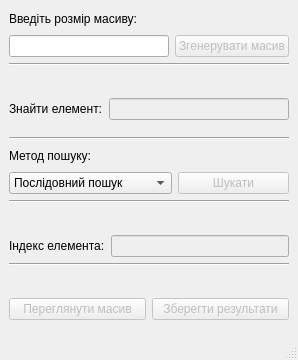
This is mainwindow.ui in NazarKharchuk/SearchInMassive as Qt 5 draws it before an edit. The edited form follows.
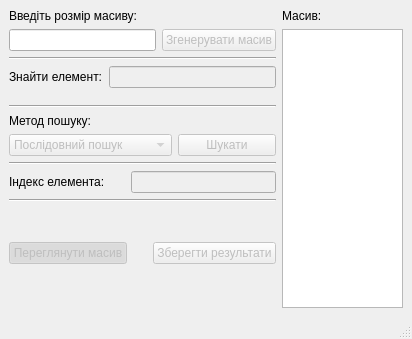
This is the edited form.

The edit to the form file:
```diff
--- a/mainwindow.ui
+++ b/mainwindow.ui
@@ -6,8 +6,8 @@
    <rect>
     <x>0</x>
     <y>0</y>
-    <width>298</width>
-    <height>360</height>
+    <width>412</width>
+    <height>339</height>
    </rect>
   </property>
   <property name="windowTitle">
@@ -17,8 +17,14 @@
    <layout class="QHBoxLayout" name="horizontalLayout_4">
     <item>
      <layout class="QHBoxLayout" name="horizontalLayout_6">
+      <property name="sizeConstraint">
+       <enum>QLayout::SetDefaultConstraint</enum>
+      </property>
       <item>
        <layout class="QVBoxLayout" name="verticalLayout_5">
+        <property name="sizeConstraint">
+         <enum>QLayout::SetMinAndMaxSize</enum>
+        </property>
         <item>
          <layout class="QHBoxLayout" name="horizontalLayout">
           <item>
@@ -77,19 +83,6 @@
           </property>
          </widget>
         </item>
-        <item>
-         <spacer name="verticalSpacer_5">
-          <property name="orientation">
-           <enum>Qt::Vertical</enum>
-          </property>
-          <property name="sizeHint" stdset="0">
-           <size>
-            <width>20</width>
-            <height>40</height>
-           </size>
-          </property>
-         </spacer>
-        </item>
         <item>
          <layout class="QHBoxLayout" name="horizontalLayout_9">
           <property name="bottomMargin">
@@ -131,6 +124,9 @@
             </item>
             <item>
              <widget class="QComboBox" name="comboBox">
+              <property name="enabled">
+               <bool>false</bool>
+              </property>
               <item>
                <property name="text">
                 <string>Послідовний пошук</string>
@@ -186,23 +182,16 @@
         </item>
         <item>
          <widget class="Line" name="line_2">
-          <property name="orientation">
-           <enum>Qt::Horizontal</enum>
-          </property>
-         </widget>
-        </item>
-        <item>
-         <spacer name="verticalSpacer_3">
-          <property name="orientation">
-           <enum>Qt::Vertical</enum>
-          </property>
-          <property name="sizeHint" stdset="0">
+          <property name="maximumSize">
            <size>
-            <width>20</width>
-            <height>40</height>
+            <width>290</width>
+            <height>16777215</height>
            </size>
           </property>
-         </spacer>
+          <property name="orientation">
+           <enum>Qt::Horizontal</enum>
+          </property>
+         </widget>
         </item>
         <item>
          <layout class="QHBoxLayout" name="horizontalLayout_3">
@@ -216,34 +205,46 @@
             </property>
            </widget>
           </item>
+          <item>
+           <spacer name="verticalSpacer_3">
+            <property name="orientation">
+             <enum>Qt::Vertical</enum>
+            </property>
+            <property name="sizeHint" stdset="0">
+             <size>
+              <width>20</width>
+              <height>40</height>
+             </size>
+            </property>
+           </spacer>
+          </item>
           <item>
            <widget class="QLineEdit" name="indexEdit">
             <property name="enabled">
              <bool>false</bool>
             </property>
+            <property name="maximumSize">
+             <size>
+              <width>152</width>
+              <height>16777215</height>
+             </size>
+            </property>
            </widget>
           </item>
          </layout>
         </item>
         <item>
          <widget class="Line" name="line_3">
-          <property name="orientation">
-           <enum>Qt::Horizontal</enum>
-          </property>
-         </widget>
-        </item>
-        <item>
-         <spacer name="verticalSpacer_4">
-          <property name="orientation">
-           <enum>Qt::Vertical</enum>
-          </property>
-          <property name="sizeHint" stdset="0">
+          <property name="maximumSize">
            <size>
-            <width>20</width>
-            <height>40</height>
+            <width>290</width>
+            <height>16777215</height>
            </size>
           </property>
-         </spacer>
+          <property name="orientation">
+           <enum>Qt::Horizontal</enum>
+          </property>
+         </widget>
         </item>
         <item>
          <layout class="QHBoxLayout" name="horizontalLayout_8">
@@ -258,8 +259,33 @@
             <property name="text">
              <string>Переглянути масив</string>
             </property>
+            <property name="checkable">
+             <bool>true</bool>
+            </property>
+            <property name="checked">
+             <bool>true</bool>
+            </property>
            </widget>
           </item>
+          <item>
+           <spacer name="verticalSpacer_4">
+            <property name="maximumSize">
+             <size>
+              <width>20</width>
+              <height>16777215</height>
+             </size>
+            </property>
+            <property name="orientation">
+             <enum>Qt::Vertical</enum>
+            </property>
+            <property name="sizeHint" stdset="0">
+             <size>
+              <width>20</width>
+              <height>40</height>
+             </size>
+            </property>
+           </spacer>
+          </item>
           <item>
            <widget class="QPushButton" name="saveButton">
             <property name="enabled">
@@ -276,6 +302,36 @@
       </item>
      </layout>
     </item>
+    <item>
+     <layout class="QVBoxLayout" name="verticalLayout_6">
+      <item>
+       <widget class="QLabel" name="label_5">
+        <property name="text">
+         <string>Масив:</string>
+        </property>
+       </widget>
+      </item>
+      <item>
+       <widget class="QTableWidget" name="massiveTable">
+        <property name="maximumSize">
+         <size>
+          <width>121</width>
+          <height>16777215</height>
+         </size>
+        </property>
+        <attribute name="horizontalHeaderVisible">
+         <bool>true</bool>
+        </attribute>
+        <attribute name="verticalHeaderCascadingSectionResizes">
+         <bool>false</bool>
+        </attribute>
+        <attribute name="verticalHeaderShowSortIndicator" stdset="0">
+         <bool>false</bool>
+        </attribute>
+       </widget>
+      </item>
+     </layout>
+    </item>
    </layout>
   </widget>
   <widget class="QMenuBar" name="menubar">
```
Left out of the diff: 37 changed lines with no effect on the pictures.
